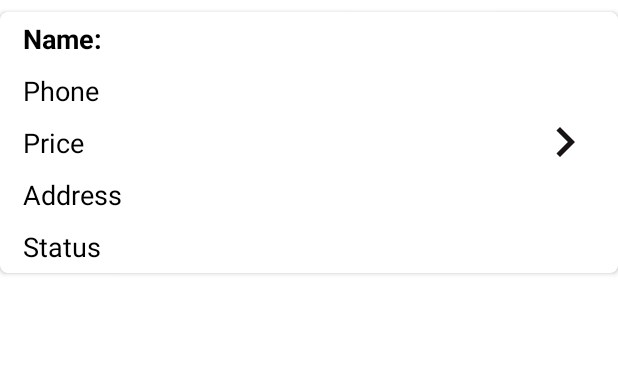
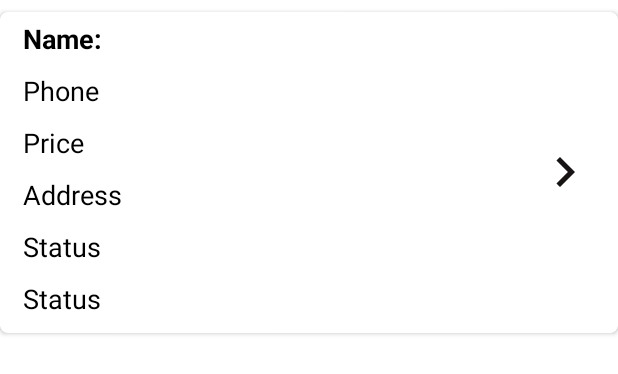
Before and after one commit to jayeshpatil665/dhulemall, an Android app: the layout orderlistlayout.xml on its own in the app's theme, with its tools: preview values and no code run, on a phone screen of 412 x 824 dp. Shown: the top 374 px of the screen. Run offline under Robolectric (Android 15) with nearby library versions, the phone set to English and light mode, and no system bars.

Commit message:
final commit

```diff
--- a/app/build.gradle
+++ b/app/build.gradle
@@ -1,5 +1,7 @@
 plugins {
     id 'com.android.application'
+    id 'com.google.gms.google-services'
+    id 'com.google.firebase.crashlytics'
 }
 
 android {
@@ -38,6 +40,8 @@ dependencies {
     implementation 'com.airbnb.android:lottie:3.5.0'
     implementation 'io.paperdb:paperdb:2.7.1'
     implementation 'androidx.legacy:legacy-support-v4:1.0.0'
+    implementation 'com.google.firebase:firebase-crashlytics:17.3.0'
+    implementation 'com.google.firebase:firebase-analytics:18.0.0'
     testImplementation 'junit:junit:4.13.1'
     androidTestImplementation 'androidx.test.ext:junit:1.1.2'
     androidTestImplementation 'androidx.test.espresso:espresso-core:3.3.0'
@@ -49,6 +53,8 @@ dependencies {
     implementation 'androidx.cardview:cardview:1.0.0'
     implementation 'androidx.recyclerview:recyclerview:1.1.0'
     implementation 'com.squareup.picasso:picasso:2.71828'
+    implementation platform('com.google.firebase:firebase-bom:26.2.0')
+
     //implementation 'com.cepheuen.elegant-number-button:lib:1.0.2'
 
 
--- a/app/src/main/java/in/specialsoft/dhulemall/ProductList/ProductListAdaptor.java
+++ b/app/src/main/java/in/specialsoft/dhulemall/ProductList/ProductListAdaptor.java
@@ -105,6 +105,8 @@ public class ProductListAdaptor extends RecyclerView.Adapter<ProductListAdaptor.
             disc=itemView.findViewById(R.id.txt_product_Discription);
             price=itemView.findViewById(R.id.txt_product_price);
             cat=itemView.findViewById(R.id.txt_product_Category);
+            //cat=itemView.findViewById(R.id.accelerate);
+
         }
     }
 }
--- a/app/src/main/res/layout/orderlistlayout.xml
+++ b/app/src/main/res/layout/orderlistlayout.xml
@@ -68,6 +68,19 @@
             android:textSize="18dp"
             android:textColor="@color/black"
             ></TextView>
+
+        <TextView
+            android:id="@+id/txt_dttime"
+            android:layout_below="@id/txt_status"
+            android:layout_marginTop="10dp"
+            android:layout_marginLeft="10dp"
+            android:layout_marginBottom="5dp"
+            android:layout_width="wrap_content"
+            android:layout_height="wrap_content"
+            android:text="Status"
+            android:textSize="18dp"
+            android:textColor="@color/black"
+            ></TextView>
         <ImageView
             android:id="@+id/acc_im_right_app"
             android:layout_width="60dp"
--- a/build.gradle
+++ b/build.gradle
@@ -6,6 +6,8 @@ buildscript {
     }
     dependencies {
         classpath 'com.android.tools.build:gradle:4.1.1'
+        classpath 'com.google.gms:google-services:4.3.4'
+        classpath 'com.google.firebase:firebase-crashlytics-gradle:2.4.1'
 
         // NOTE: Do not place your application dependencies here; they belong
         // in the individual module build.gradle files
```
Also changed, not shown: app/src/main/java/in/specialsoft/dhulemall/MyOrdersList/MyOrderList.java (+25 -2 lines), app/src/main/java/in/specialsoft/dhulemall/MyOrdersList/OrderListAdaptor.java (+18 -11 lines), app/src/main/java/in/specialsoft/dhulemall/Profile.java (+6 -2 lines), 1 other file.
